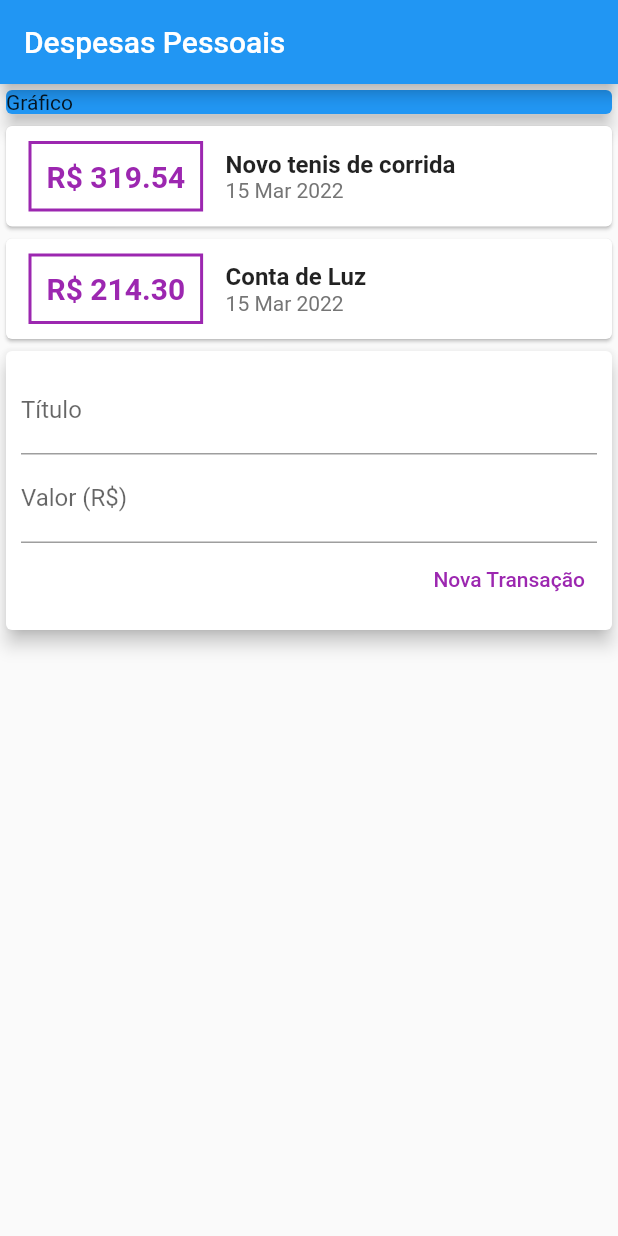
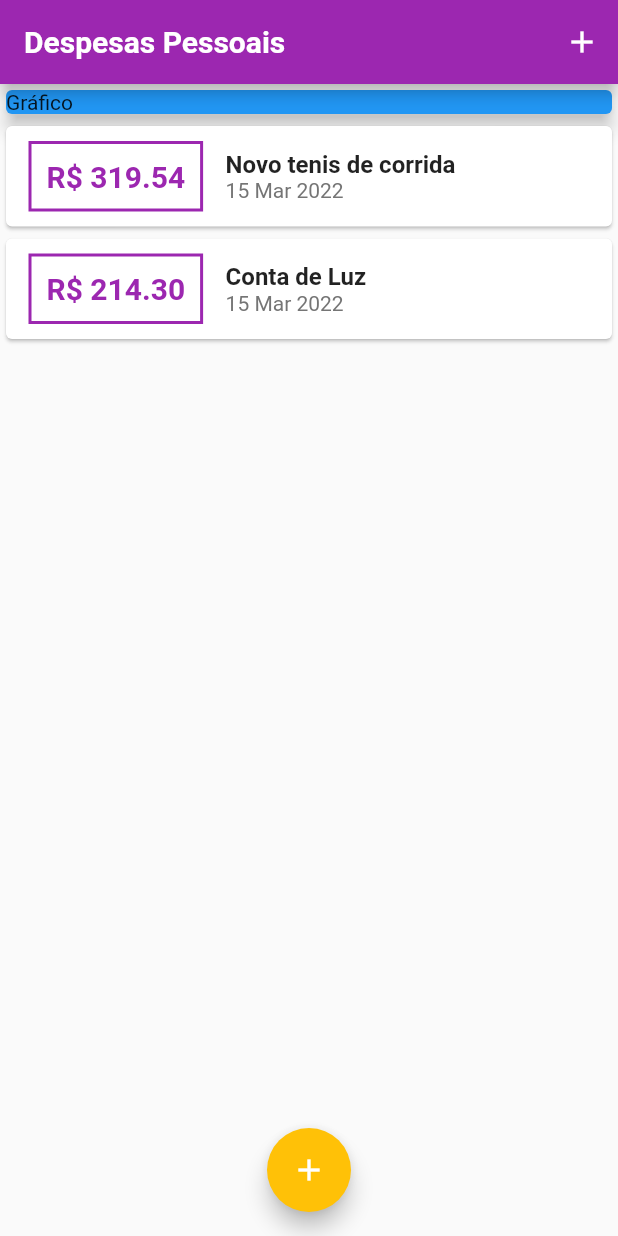
Before and after one commit to T-Roel/flutter-projects, a Flutter app: the screen it shows after launch, on a phone screen of 412 x 824 dp. Run offline on Flutter 3.47's test engine with Material 2 defaults, Android fonts, the phone set to English and light mode, and no system bars; Roboto replaces fonts that are missing (OpenSans).

Commit message:
refactor em projeto

```diff
--- /dev/null
+++ b/expenses_app/lib/components/transaction_list.dart
@@ -0,0 +1,68 @@
+// ignore_for_file: use_key_in_widget_constructors, prefer_const_constructors_in_immutables, prefer_const_constructors, sized_box_for_whitespace
+
+import 'package:flutter/material.dart';
+import '../models/transaction.dart';
+import 'package:intl/intl.dart';
+
+class TransactionList extends StatelessWidget {
+  final List<Transaction> transactions;
+
+  TransactionList(this.transactions);
+
+  @override
+  Widget build(BuildContext context) {
+    return Container(
+      height: 300,
+      child: ListView.builder(
+        itemCount: transactions.length,
+        itemBuilder: (ctx, index) {
+          final tr = transactions[index];
+          return Card(
+            child: Row(
+              children: [
+                Container(
+                  margin: EdgeInsets.symmetric(
+                    horizontal: 15,
+                    vertical: 10,
+                  ),
+                  decoration: BoxDecoration(
+                      border: Border.all(
+                    color: Theme.of(context).colorScheme.primary,
+                    width: 2,
+                  )),
+                  padding: EdgeInsets.all(10),
+                  child: Text(
+                    'R\$ ${tr.value.toStringAsFixed(2)}',
+                    style: TextStyle(
+                      fontWeight: FontWeight.bold,
+                      fontSize: 20,
+                      color: Theme.of(context).colorScheme.primary,
+                    ),
+                  ),
+                ),
+                Column(
+                  crossAxisAlignment: CrossAxisAlignment.start,
+                  children: [
+                    Text(
+                      tr.title,
+                      style: TextStyle(
+                        fontSize: 16,
+                        fontWeight: FontWeight.bold,
+                      ),
+                    ),
+                    Text(
+                      DateFormat('d MMM y').format(tr.date),
+                      style: TextStyle(
+                        color: Colors.grey[600],
+                      ),
+                    ),
+                  ],
+                )
+              ],
+            ),
+          );
+        },
+      ),
+    );
+  }
+}
--- a/expenses_app/lib/main.dart
+++ b/expenses_app/lib/main.dart
@@ -1,22 +1,51 @@
 // ignore_for_file: use_key_in_widget_constructors, prefer_const_constructors, unused_field, sized_box_for_whitespace, avoid_unnecessary_containers, prefer_const_literals_to_create_immutables, duplicate_ignore, avoid_print
 
+import 'package:flutter/material.dart';
+import 'dart:math';
+import 'package:app_despesas_pessoais/components/transaction_form.dart';
+import 'package:app_despesas_pessoais/components/transaction_list.dart';
 import 'package:app_despesas_pessoais/models/transaction.dart';
-import 'package:flutter/material.dart';
-import 'package:intl/intl.dart';
 
 main() => runApp(ExpensesApp());
 
 class ExpensesApp extends StatelessWidget {
   @override
   Widget build(BuildContext context) {
-    return MaterialApp(home: MyHomePage());
+    final ThemeData tema = ThemeData();
+
+    return MaterialApp(
+      home: MyHomePage(),
+      theme: tema.copyWith(
+        colorScheme: tema.colorScheme.copyWith(
+          primary: Colors.purple,
+          secondary: Colors.amber,
+        ),
+        textTheme: tema.textTheme.copyWith(
+          headline6: TextStyle(
+            fontFamily: 'OpenSans',
+            fontSize: 18,
+            fontWeight: FontWeight.bold,
+            color: Colors.black,
+          ),
+        ),
+        appBarTheme: AppBarTheme(
+          titleTextStyle: TextStyle(
+            fontFamily: 'OpenSans',
+            fontSize: 20,
+            fontWeight: FontWeight.bold,
+          ),
+        ),
+      ),
+    );
   }
 }
 
-class MyHomePage extends StatelessWidget {
-  final titleController = TextEditingController();
-  final valueController = TextEditingController();
+class MyHomePage extends StatefulWidget {
+  @override
+  State<MyHomePage> createState() => _MyHomePageState();
+}
 
+class _MyHomePageState extends State<MyHomePage> {
   final _transactions = [
     Transaction(
       id: 't1',
@@ -32,13 +61,43 @@
     )
   ];
 
+  _addTransaction(String title, double value) {
+    final newTransaction = Transaction(
+      id: Random().nextDouble().toString(),
+      title: title,
+      value: value,
+      date: DateTime.now(),
+    );
+
+    setState(() {
+      _transactions.add(newTransaction);
+    });
+
+    Navigator.of(context).pop();
+  }
+
+  _openTransactionFormModal(BuildContext context) {
+    showModalBottomSheet(
+        context: context,
+        builder: (_) {
+          return TransactionForm(_addTransaction);
+        });
+  }
+
   @override
   Widget build(BuildContext context) {
     return Scaffold(
       appBar: AppBar(
         title: Text('Despesas Pessoais'),
+        actions: [
+          IconButton(
+            icon: Icon(Icons.add),
+            onPressed: () => _openTransactionFormModal(context),
+          )
+        ],
       ),
-      body: Column(
+      body: SingleChildScrollView(
+        child: Column(
           crossAxisAlignment: CrossAxisAlignment.stretch,
           // ignore: prefer_const_literals_to_create_immutables
           children: [
@@ -50,90 +109,15 @@
                 elevation: 5,
               ),
             ),
-          Column(
-            children: _transactions.map((tr) {
-              return Card(
-                child: Row(
-                  children: [
-                    Container(
-                      margin: EdgeInsets.symmetric(
-                        horizontal: 15,
-                        vertical: 10,
-                      ),
-                      decoration: BoxDecoration(
-                          border: Border.all(
-                        color: Colors.purple,
-                        width: 2,
-                      )),
-                      padding: EdgeInsets.all(10),
-                      child: Text(
-                        'R\$ ${tr.value.toStringAsFixed(2)}',
-                        style: TextStyle(
-                            fontWeight: FontWeight.bold,
-                            fontSize: 20,
-                            color: Colors.purple),
-                      ),
-                    ),
-                    Column(
-                      crossAxisAlignment: CrossAxisAlignment.start,
-                      children: [
-                        Text(
-                          tr.title,
-                          style: TextStyle(
-                            fontSize: 16,
-                            fontWeight: FontWeight.bold,
-                          ),
-                        ),
-                        Text(
-                          DateFormat('d MMM y').format(tr.date),
-                          style: TextStyle(
-                            color: Colors.grey[600],
-                          ),
-                        ),
-                      ],
-                    )
-                  ],
-                ),
-              );
-            }).toList(),
-          ),
-          Card(
-            elevation: 5,
-            child: Padding(
-              padding: const EdgeInsets.all(10),
-              child: Column(
-                children: [
-                  TextField(
-                    controller: titleController,
-                    decoration: InputDecoration(
-                      labelText: 'Título',
-                    ),
-                  ),
-                  TextField(
-                    controller: valueController,
-                    decoration: InputDecoration(
-                      labelText: 'Valor (R\$)',
-                    ),
-                  ),
-                  Row(
-                    mainAxisAlignment: MainAxisAlignment.end,
-                    children: [
-                      TextButton(
-                        child: Text('Nova Transação'),
-                        style: TextButton.styleFrom(primary: Colors.purple),
-                        onPressed: () {
-                          print(titleController.text);
-                          print(valueController.text);
-                        },
-                      ),
-                    ],
-                  ),
+            TransactionList(_transactions),
           ],
         ),
       ),
-          )
-        ],
+      floatingActionButton: FloatingActionButton(
+        child: Icon(Icons.add),
+        onPressed: () => _openTransactionFormModal(context),
       ),
+      floatingActionButtonLocation: FloatingActionButtonLocation.centerFloat,
     );
   }
 }
```
Also changed, not shown: expenses_app/lib/components/transaction_form.dart (added, +68 -0 lines). Lines whose indentation alone changed are shown as unchanged.
